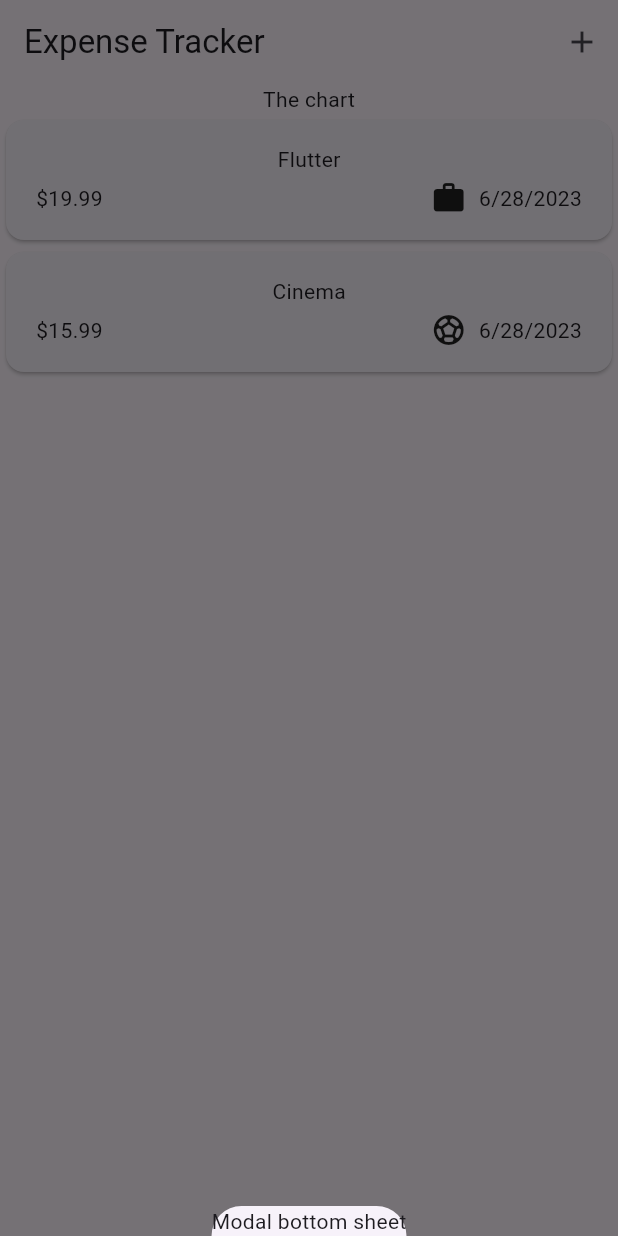
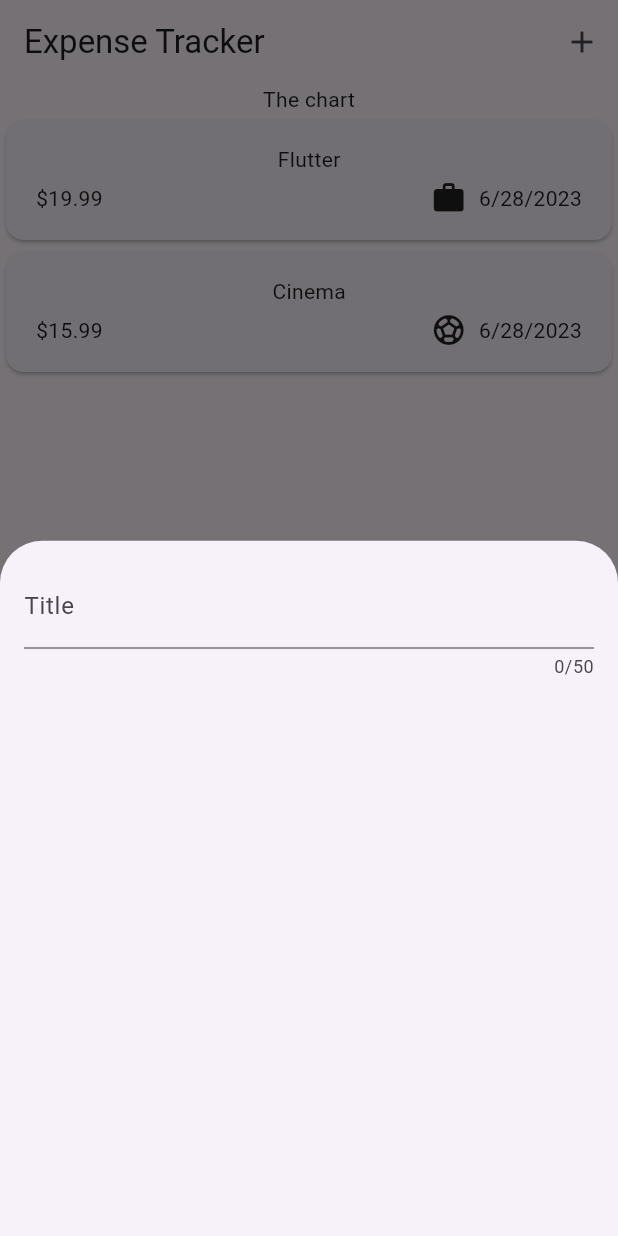
Before and after one commit to tejaslolage07/Learning-Flutter-Expense-Tracker-App, a Flutter app: the screen it shows after launch, after a tap on the "add" icon, on a phone screen of 412 x 824 dp. Run offline on Flutter 3.47's test engine with Material 2 defaults, Android fonts, the phone set to English and light mode, and no system bars.

Commit message:
Modified the modal bottom sheet to take input

```diff
--- a/expense_tracker/lib/widgets/expenses.dart
+++ b/expense_tracker/lib/widgets/expenses.dart
@@ -1,4 +1,5 @@
 import 'package:expense_tracker/widgets/expenses_list/expenses_list.dart';
+import 'package:expense_tracker/widgets/new_expense.dart';
 import 'package:flutter/material.dart';
 import 'package:expense_tracker/models/expense.dart';
 
@@ -34,7 +35,7 @@ class _ExpensesState extends State<Expenses> {
       // when using _ExpensesState. It has context of the ExpensesState widget class.
       // It has widget meta data of Flutter. This context is for the whole class.
       builder: (ctx) =>
-          const Text('Modal bottom sheet'), // Here, the context is about
+          const NewExpense(), // Here, the context is about
       // showModalBottomSheet (ctx for different name than context)
     );
   }
--- /dev/null
+++ b/expense_tracker/lib/widgets/new_expense.dart
@@ -0,0 +1,28 @@
+import 'package:flutter/material.dart';
+
+class NewExpense extends StatefulWidget {
+  const NewExpense({Key? key}) : super(key: key);
+
+  // final void Function(
+  //     String title, double amount, DateTime date, String category) addExpense;
+
+  @override
+  State<NewExpense> createState() => _NewExpenseState();
+}
+
+class _NewExpenseState extends State<NewExpense> {
+  @override
+  Widget build(BuildContext context) {
+    return const Padding(
+      padding: EdgeInsets.all(16),
+      child: Column(children: [
+        TextField(
+          maxLength: 50,
+          keyboardType: TextInputType.text,
+          decoration: InputDecoration(labelText: 'Title'),
+          // onSubmitted: (value) => print(value),
+        ),
+      ]),
+    );
+  }
+}
```
